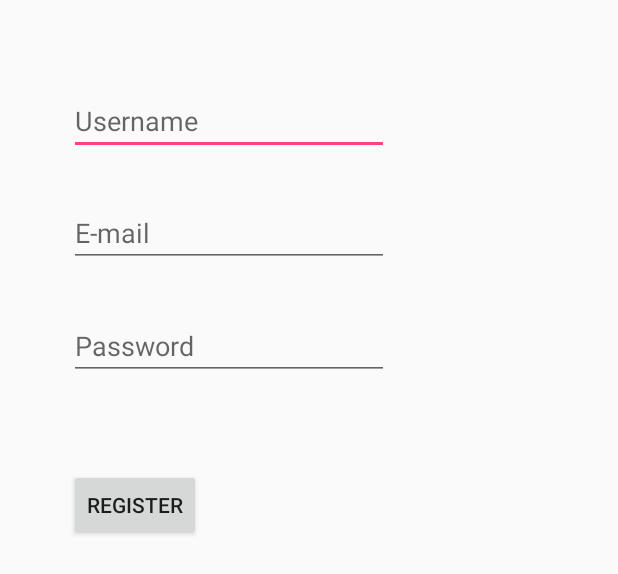
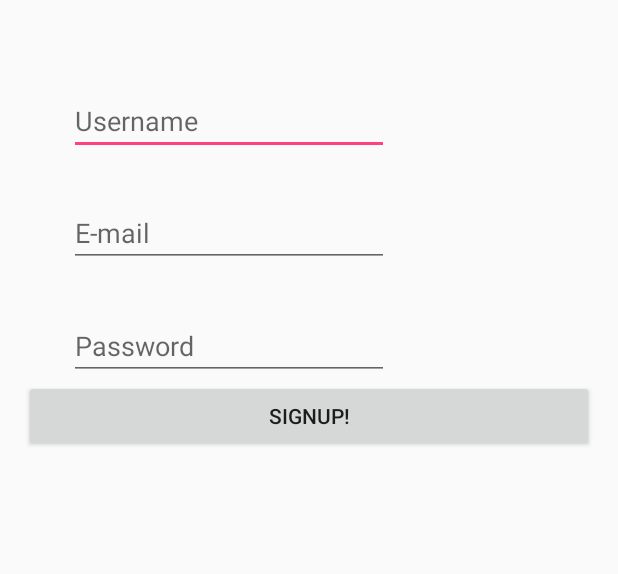
Before and after one commit to Wisienkas/Spotted, an Android app: the layout activity_signup.xml on its own in the app's theme, with its tools: preview values and no code run, on a phone screen of 412 x 824 dp. Shown: the top 574 px of the screen. Run offline under Robolectric (Android 15) with nearby library versions, the phone set to English and light mode, and no system bars.

Commit message:
Signup redirect Signup functionality

```diff
--- a/app/src/main/res/layout/activity_main.xml
+++ b/app/src/main/res/layout/activity_main.xml
@@ -25,7 +25,7 @@
         android:layout_height="wrap_content"
         android:inputType="textEmailAddress"
         android:ems="10"
-        android:id="@+id/username_input" />
+        android:id="@+id/login_name" />
 
     <TextView
         android:layout_width="wrap_content"
@@ -37,7 +37,7 @@
         android:layout_height="wrap_content"
         android:inputType="textPassword"
         android:ems="10"
-        android:id="@+id/password_input" />
+        android:id="@+id/login_password" />
 
 
     <Button
@@ -50,6 +50,6 @@
         android:layout_width="match_parent"
         android:layout_height="wrap_content"
         android:text="Signup!"
-        android:id="@+id/signup_button"/>
+        android:id="@+id/signup_redirect"/>
 
 </LinearLayout>
--- a/app/src/main/res/layout/activity_register.xml
+++ b/app/src/main/res/layout/activity_signup.xml
@@ -7,23 +7,14 @@
     android:paddingLeft="@dimen/activity_horizontal_margin"
     android:paddingRight="@dimen/activity_horizontal_margin"
     android:paddingTop="@dimen/activity_vertical_margin"
-    tools:context="io.mlh.spotted.spotted.Register_Activity">
-
-    <Button
-        android:layout_width="wrap_content"
-        android:layout_height="wrap_content"
-        android:text="@string/registerButton"
-        android:id="@+id/registerButton"
-        android:layout_below="@+id/registerPassword"
-        android:layout_alignStart="@+id/registerPassword"
-        android:layout_marginTop="59dp" />
+    tools:context="io.mlh.spotted.spotted.Signup_Activity">
 
     <EditText
         android:layout_width="wrap_content"
         android:layout_height="wrap_content"
         android:inputType="textPersonName"
         android:ems="10"
-        android:id="@+id/registerName"
+        android:id="@+id/signup_name"
         android:layout_alignParentTop="true"
         android:layout_alignParentStart="true"
         android:layout_marginStart="30dp"
@@ -35,9 +26,9 @@
         android:layout_height="wrap_content"
         android:inputType="textPassword"
         android:ems="10"
-        android:id="@+id/registerPassword"
-        android:layout_below="@+id/registerEmail"
-        android:layout_alignStart="@+id/registerEmail"
+        android:id="@+id/signup_password"
+        android:layout_below="@+id/signup_email"
+        android:layout_alignStart="@+id/signup_email"
         android:layout_marginTop="30dp"
         android:hint="@string/hint_password"/>
 
@@ -46,12 +37,18 @@
         android:layout_height="wrap_content"
         android:inputType="textEmailAddress"
         android:ems="10"
-        android:id="@+id/registerEmail"
+        android:id="@+id/signup_email"
         android:layout_marginTop="29dp"
-        android:layout_below="@+id/registerName"
-        android:layout_alignStart="@+id/registerName"
+        android:layout_below="@+id/signup_name"
+        android:layout_alignStart="@+id/signup_name"
         android:hint="@string/hint_email"
         />
 
-
+    <Button
+        android:layout_width="match_parent"
+        android:layout_height="wrap_content"
+        android:text="@string/signup_btn"
+        android:id="@+id/signup_btn"
+        android:layout_below="@+id/signup_password"
+        android:layout_alignParentStart="true" />
 </RelativeLayout>
--- a/app/src/main/res/values/strings.xml
+++ b/app/src/main/res/values/strings.xml
@@ -4,8 +4,17 @@
     <string name="email_username">Email (username)</string>
     <string name="signup_text">You can sign up or go home!</string>
     <string name="login_button_text">Login!</string>
+
+    <!--Logij fields -->
+    <string name="login_name">Username</string>
+    <string name="login_password">Password</string>
+    <!--Signup fields -->
+    <string name="signup_name">Username!</string>
+    <string name="signup_email">E-mail!</string>
+    <string name="signup_password">Password</string>
+    <string name="signup_btn">Signup!</string>
+    <!--Hints-->
     <string name="hint_username">Username</string>
     <string name="hint_password">Password</string>
     <string name="hint_email">E-mail</string>
-    <string name="registerButton">Register</string>
 </resources>
```
Also changed, not shown: app/src/main/AndroidManifest.xml (+8 -9 lines), app/src/main/java/io/mlh/spotted/spotted/Activities/Listeners/SignupListener.java (+12 -12 lines), app/src/main/java/io/mlh/spotted/spotted/Main_Activity.java (+19 -11 lines), app/src/main/java/io/mlh/spotted/spotted/Register_Activity.java (deleted, +0 -54 lines), app/src/main/java/io/mlh/spotted/spotted/Signup_Activity.java (added, +28 -0 lines).
